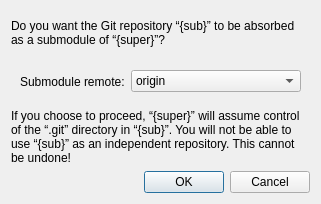
The window that gitfourchette/forms/absorbsubmodule.ui (weblate/gitfourchette) describes before a commit, drawn with Qt 5.
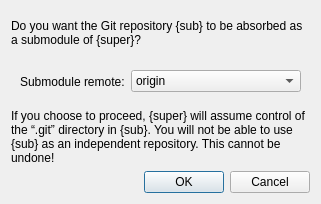
The same window after the commit.

Patch:
```diff
--- a/gitfourchette/forms/absorbsubmodule.ui
+++ b/gitfourchette/forms/absorbsubmodule.ui
@@ -29,7 +29,7 @@
       </sizepolicy>
      </property>
      <property name="text">
-      <string>Do you want the Git repository “{sub}” to be absorbed as a submodule of “{super}”?</string>
+      <string>Do you want the Git repository {sub} to be absorbed as a submodule of {super}?</string>
      </property>
      <property name="wordWrap">
       <bool>true</bool>
@@ -79,7 +79,7 @@
       </sizepolicy>
      </property>
      <property name="text">
-      <string>If you choose to proceed, “{super}” will assume control of the “.git” directory in “{sub}”. You will not be able to use “{sub}” as an independent repository. This cannot be undone!</string>
+      <string>If you choose to proceed, {super} will assume control of the “.git” directory in {sub}. You will not be able to use {sub} as an independent repository. This cannot be undone!</string>
      </property>
      <property name="wordWrap">
       <bool>true</bool>
```
